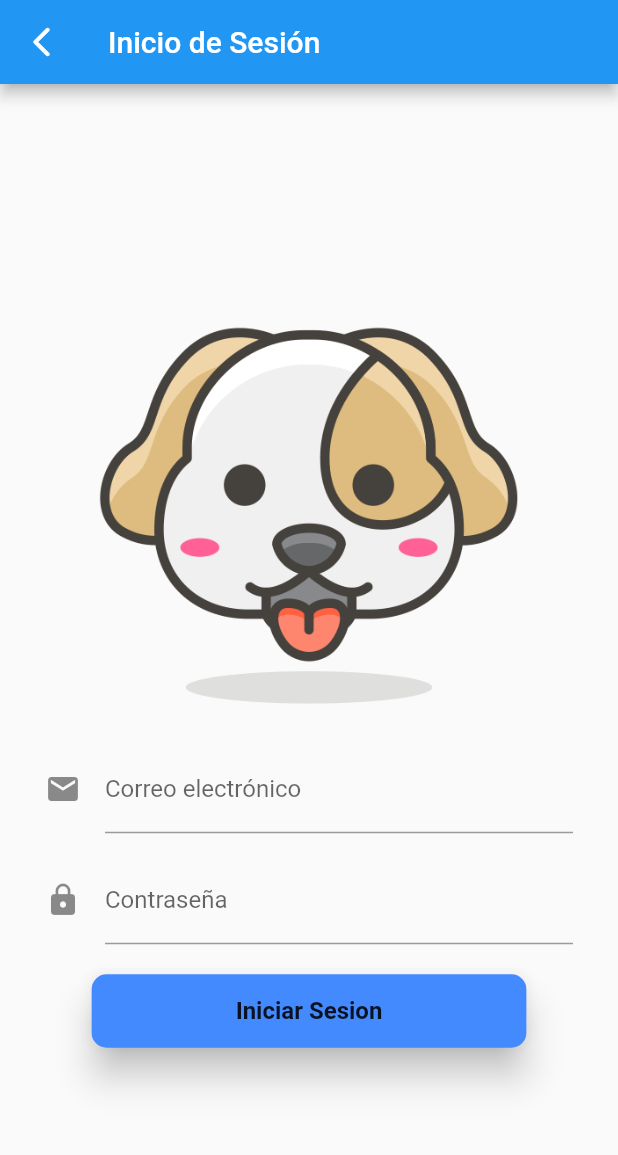
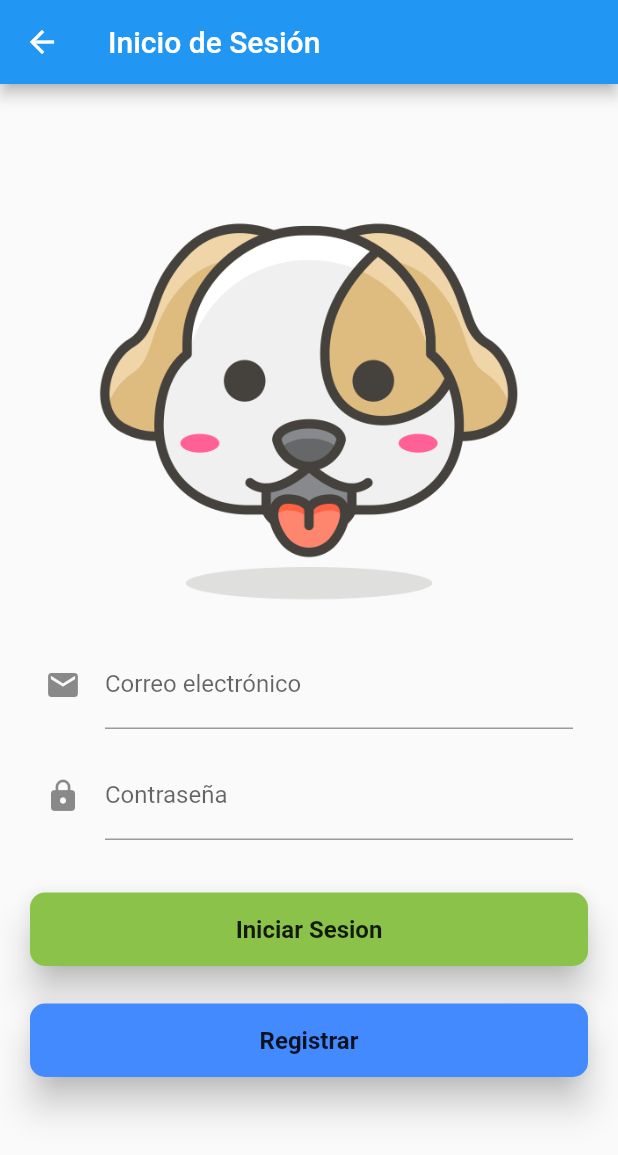
Before and after one commit to DylanEscala/GUIlp, a Flutter app: the LoginPage screen opened directly, after a tap on "Iniciar Sesion", on a phone screen of 412 x 824 dp. Shown: the top 1155 px of the screen. Run offline on Flutter 3.47's test engine with Material 2 defaults, Android fonts, the phone set to English and light mode, and no system bars; network calls fail.

```diff
--- a/proyectolp/lib/main.dart
+++ b/proyectolp/lib/main.dart
@@ -31,7 +31,8 @@ class MyApp extends StatelessWidget {
         // closer together (more dense) than on mobile platforms.
         visualDensity: VisualDensity.adaptivePlatformDensity,
       ),
-      home: ManagerHomePage(), //MyHomePage(title: 'Flutter Demo Home Page'),
+
+      home: LoginPage(), //MyHomePage(title: 'Flutter Demo Home Page'),
       debugShowCheckedModeBanner: false,
     );
   }
--- a/proyectolp/lib/models/HTTPClient.dart
+++ b/proyectolp/lib/models/HTTPClient.dart
@@ -1,6 +1,7 @@
 import 'dart:convert';
 
 import 'package:http/http.dart' as http;
+import 'package:proyectolp/models/Pet.dart';
 
 class HTTPClient{
   HTTPClient._internal();
@@ -11,7 +12,7 @@ class HTTPClient{
 
   static final HTTPClient _instance = new HTTPClient._internal();
 
-  final String enlace="http://df46bc2ffdff.ngrok.io/api/v1/";
+  final String _enlace="http://df46bc2ffdff.ngrok.io/api/v1/";
 
   String authToken;
 
@@ -29,10 +30,10 @@ class HTTPClient{
       'password': pass,
     });
 
-    final response = await http.post(enlace+"authenticate", body: bodyEncoded, headers: {
+    final response = await http.post(_enlace+"authenticate", body: bodyEncoded, headers: {
       'Content-Type': 'application/json'
     });
-    var resp = await jsonDecode(response.body);
+    var resp = jsonDecode(response.body);
     if(resp['error']!=null) {
       print("Error");
       return false;
@@ -44,5 +45,16 @@ class HTTPClient{
     }
   }
 
+    Future<List<Pet>> verMascotas() async{
+      List<Pet> list = [];
+      final response = await http.get(_enlace+"pets", headers: _getRequestHeaders());
+      var lista = jsonDecode(response.body);
+      print(response.body);
+      for(int i=0; i<lista.length;i++){
+        list.add(Pet.fromJSON(lista[i]));
+      }
+      return list;
+    }
+
 
 }
--- a/proyectolp/lib/models/Pet.dart
+++ b/proyectolp/lib/models/Pet.dart
@@ -10,4 +10,8 @@ class Pet{
   static bool animalConocido(String animal){
     return animalesNormales.contains(animal);
   }
+
+  factory Pet.fromJSON(json){
+    return Pet(json['type_of_pet'],json['breed'],json['age'],json['gender'],json['name'],json['id']);
+  }
 }
--- a/proyectolp/lib/src/pages/FormSubmitPetPage.dart
+++ b/proyectolp/lib/src/pages/FormSubmitPetPage.dart
@@ -46,6 +46,9 @@ class _FormSubmitPetState extends State<FormSubmitPetPage> {
     return Scaffold(
       appBar: AppBar(
         title: Text(widget.title),
+        leading: IconButton(icon: Icon(Icons.arrow_back_ios_rounded),
+          onPressed: () => {Navigator.pop(context)},
+        ),
       ),
       body: Center(
         child: ListView(scrollDirection: Axis.vertical,shrinkWrap: true,
--- a/proyectolp/lib/src/pages/login_page.dart
+++ b/proyectolp/lib/src/pages/login_page.dart
@@ -2,6 +2,7 @@ import 'dart:convert';
 
 import 'package:flutter/material.dart';
 import 'package:proyectolp/models/HTTPClient.dart';
+import 'package:proyectolp/src/pages/MainPage.dart';
 
 class LoginPage extends StatefulWidget {
   static String id = 'login_page';
@@ -21,15 +22,20 @@ class _LoginPageState extends State<LoginPage> {
         appBar: AppBar(
           title: Text("Inicio de Sesión"),
           automaticallyImplyLeading: true,
-          leading: IconButton(icon: Icon(Icons.arrow_back_ios_rounded),
+          /*leading: IconButton(icon: Icon(Icons.arrow_back_ios_rounded),
             onPressed: () => {Navigator.pop(context)},
-          ),
+          ),*/
         ),
         body: Center(
-          child: Column(
-            mainAxisAlignment: MainAxisAlignment.center,
+          /*Center(
+            child: ListView(scrollDirection: Axis.vertical,shrinkWrap: true,
+              children: (consultarMascotas()),
+            ),
+          ),*/
+          child: ListView(scrollDirection: Axis.vertical,shrinkWrap: true,
+
             children: [
-              Flexible(
+              Container(
                 child: Image.asset(
                   'images/perro.png',
                   height: 300.0,
@@ -43,6 +49,9 @@ class _LoginPageState extends State<LoginPage> {
               _passwordTextField(),
               SizedBox(height: 20.0),
               _bottonLogin(),
+              SizedBox(height: 10.0,),
+              _bottonRegister(),
+              SizedBox(height: 50.0,)
             ],
           ),
         ),
@@ -53,8 +62,12 @@ class _LoginPageState extends State<LoginPage> {
   Widget _bottonLogin() {
     return StreamBuilder(
       builder: (context, snapshot) {
-        return RaisedButton(
+        return Container(
+            padding: EdgeInsets.symmetric(horizontal: 20.0, vertical: 15.0),
+        child: RaisedButton(
+
             child: Container(
+
               padding: EdgeInsets.symmetric(horizontal: 80.0, vertical: 15.0),
               child: Text(
                 "Iniciar Sesion",
@@ -67,12 +80,54 @@ class _LoginPageState extends State<LoginPage> {
             shape:
                 RoundedRectangleBorder(borderRadius: BorderRadius.circular(10)),
             elevation: 10.0,
-            color: Colors.blueAccent,
-            onPressed: () => print(HTTPClient().login(emailController.text, passController.text)),
+            color: Colors.lightGreen,
+            onPressed: () async {
+             bool pudoIngresar = await HTTPClient().login(emailController.text, passController.text);
+             if(pudoIngresar){
+               Navigator.push(context,
+                   MaterialPageRoute(builder: (context) => MainPage())
+               );
+
+             }
+             else{
+               print("Valio ñamita");
+             }
+            },
+        )
         );
       },
     );
   }
+
+  Widget _bottonRegister() {
+    return StreamBuilder(
+      builder: (context, snapshot) {
+        return Container(
+            padding: EdgeInsets.symmetric(horizontal: 20.0),
+        child: RaisedButton(
+          child: Container(
+            padding: EdgeInsets.symmetric(horizontal: 80.0, vertical: 15.0),
+            child: Text(
+              "Registrar",
+              style: TextStyle(
+                fontWeight: FontWeight.bold,
+                fontSize: 16.0,
+              ),
+            ),
+          ),
+          shape:
+          RoundedRectangleBorder(borderRadius: BorderRadius.circular(10)),
+          elevation: 10.0,
+          color: Colors.blueAccent,
+          onPressed: () async {
+            print("Registrar");
+          },
+        )
+        );
+      },
+    );
+  }
+
 
   Widget _passwordTextField() {
     return StreamBuilder(
```
Also changed, not shown: proyectolp/lib/src/pages/MainPage.dart (+26 -10 lines), proyectolp/lib/src/pages/managerhomepage.dart (+32 -11 lines), proyectolp/lib/widgets/PetWidget.dart (+15 -10 lines).
